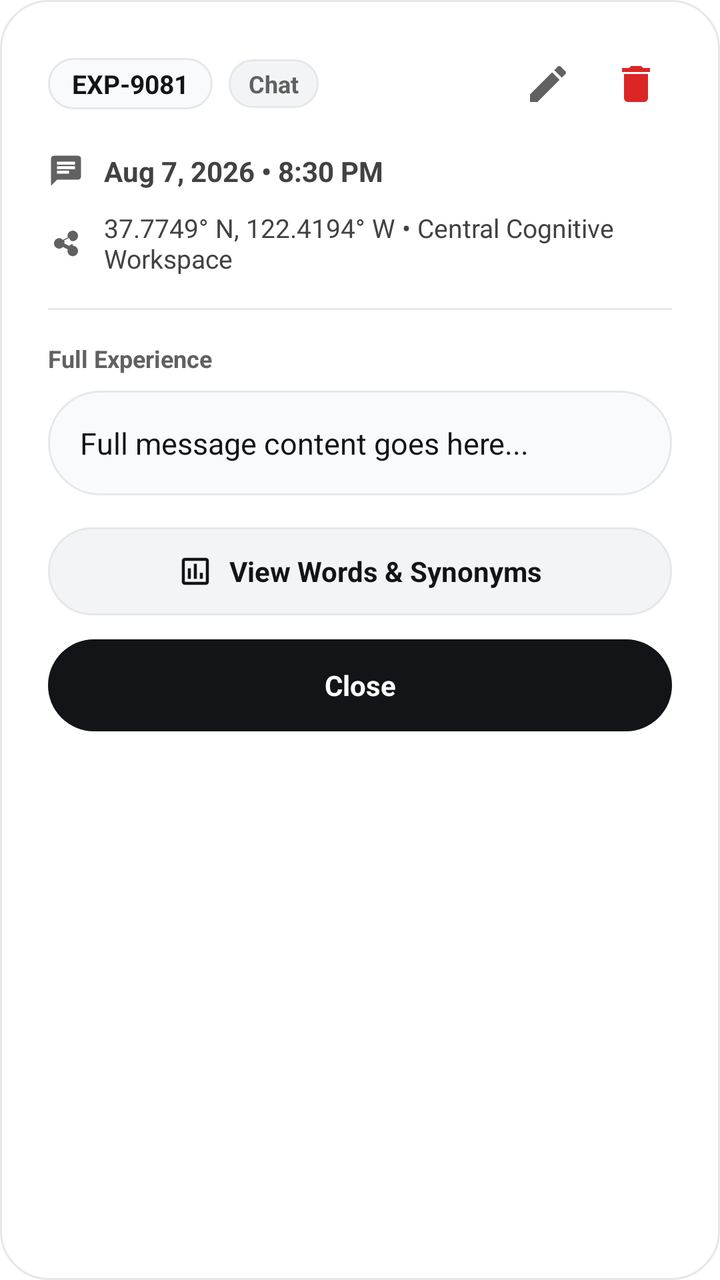
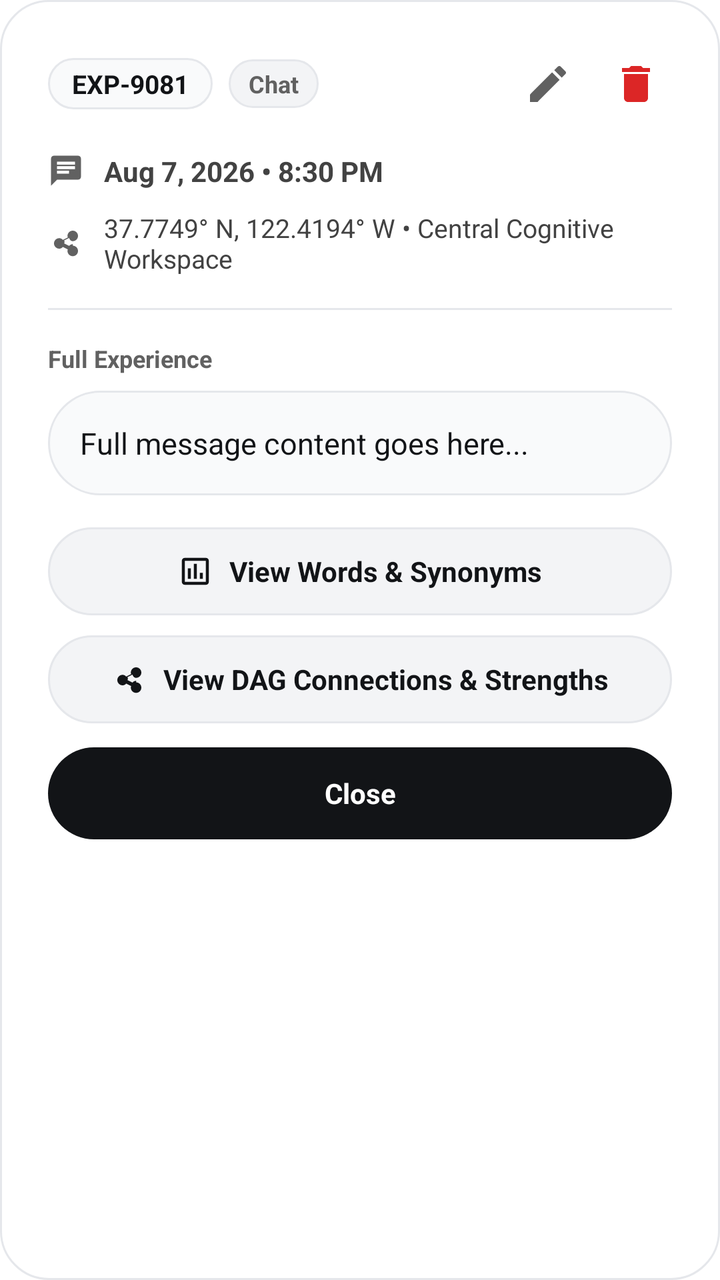

Compare the two renders of this Android layout. The source of the first and the diff that turns it into the second are given below.
<!-- AndroidManifest.xml: application theme Theme.AppTempeLate -->
<!-- res/layout/dialog_memory_detail.xml -->
<?xml version="1.0" encoding="utf-8"?>
<LinearLayout xmlns:android="http://schemas.android.com/apk/res/android"
    xmlns:app="http://schemas.android.com/apk/res-auto"
    android:layout_width="match_parent"
    android:layout_height="wrap_content"
    android:background="@drawable/bg_dialog_rounded"
    android:orientation="vertical"
    android:padding="24dp">

    
    <RelativeLayout
        android:layout_width="match_parent"
        android:layout_height="wrap_content">

        
        <LinearLayout
            android:layout_width="wrap_content"
            android:layout_height="wrap_content"
            android:layout_alignParentStart="true"
            android:layout_centerVertical="true"
            android:gravity="center_vertical"
            android:orientation="horizontal">

            <TextView
                android:id="@+id/tvDetailExpId"
                android:layout_width="wrap_content"
                android:layout_height="wrap_content"
                android:background="@drawable/bg_profile_avatar_rounded"
                android:paddingHorizontal="12dp"
                android:paddingVertical="4dp"
                android:text="EXP-9081"
                android:textColor="#121417"
                android:textSize="13sp"
                android:textStyle="bold" />

            <TextView
                android:id="@+id/tvDetailTag"
                android:layout_width="wrap_content"
                android:layout_height="wrap_content"
                android:layout_marginStart="8dp"
                android:background="@drawable/bg_tag_rounded"
                android:paddingHorizontal="10dp"
                android:paddingVertical="4dp"
                android:text="Chat"
                android:textColor="#616161"
                android:textSize="12sp"
                android:textStyle="bold" />

        </LinearLayout>

        
        <LinearLayout
            android:layout_width="wrap_content"
            android:layout_height="wrap_content"
            android:layout_alignParentEnd="true"
            android:layout_centerVertical="true"
            android:gravity="center_vertical"
            android:orientation="horizontal">

            
            <ImageButton
                android:id="@+id/ibDetailEdit"
                android:layout_width="36dp"
                android:layout_height="36dp"
                android:background="?attr/selectableItemBackgroundBorderless"
                android:contentDescription="Edit Experience"
                android:padding="7dp"
                android:src="@drawable/ic_edit"
                app:tint="#616161" />

            
            <ImageButton
                android:id="@+id/ibDetailDelete"
                android:layout_width="36dp"
                android:layout_height="36dp"
                android:layout_marginStart="8dp"
                android:background="?attr/selectableItemBackgroundBorderless"
                android:contentDescription="Delete Experience"
                android:padding="7dp"
                android:src="@drawable/ic_trash"
                app:tint="#DC2626" />

        </LinearLayout>

    </RelativeLayout>

    
    <LinearLayout
        android:layout_width="match_parent"
        android:layout_height="wrap_content"
        android:layout_marginTop="16dp"
        android:gravity="center_vertical"
        android:orientation="horizontal">

        <ImageView
            android:layout_width="18dp"
            android:layout_height="18dp"
            android:src="@drawable/ic_chat_history"
            app:tint="#616161"
            android:contentDescription="Time Icon" />

        <TextView
            android:id="@+id/tvDetailTimestamp"
            android:layout_width="wrap_content"
            android:layout_height="wrap_content"
            android:layout_marginStart="10dp"
            android:text="Aug 7, 2026 • 8:30 PM"
            android:textColor="#424242"
            android:textSize="14sp"
            android:textStyle="bold" />

    </LinearLayout>

    
    <LinearLayout
        android:layout_width="match_parent"
        android:layout_height="wrap_content"
        android:layout_marginTop="10dp"
        android:gravity="center_vertical"
        android:orientation="horizontal">

        <ImageView
            android:layout_width="18dp"
            android:layout_height="18dp"
            android:src="@drawable/ic_connections"
            app:tint="#616161"
            android:contentDescription="Location Icon" />

        <TextView
            android:id="@+id/tvDetailLocation"
            android:layout_width="wrap_content"
            android:layout_height="wrap_content"
            android:layout_marginStart="10dp"
            android:text="37.7749° N, 122.4194° W • Central Cognitive Workspace"
            android:textColor="#424242"
            android:textSize="13sp" />

    </LinearLayout>

    <View
        android:layout_width="match_parent"
        android:layout_height="1dp"
        android:layout_marginVertical="16dp"
        android:background="#E5E7EB" />

    
    <TextView
        android:layout_width="wrap_content"
        android:layout_height="wrap_content"
        android:text="Full Experience"
        android:textColor="#616161"
        android:textSize="12sp"
        android:textStyle="bold" />

    
    <ScrollView
        android:layout_width="match_parent"
        android:layout_height="wrap_content"
        android:layout_marginTop="8dp"
        android:maxHeight="200dp">

        <TextView
            android:id="@+id/tvDetailFullMessage"
            android:layout_width="match_parent"
            android:layout_height="wrap_content"
            android:background="@drawable/bg_floating_chat_box"
            android:lineSpacingExtra="4dp"
            android:padding="16dp"
            android:text="Full message content goes here..."
            android:textColor="#121417"
            android:textSize="15sp" />

    </ScrollView>

    
    <LinearLayout
        android:id="@+id/btnDetailWordsSynonyms"
        android:layout_width="match_parent"
        android:layout_height="44dp"
        android:layout_marginTop="16dp"
        android:background="@drawable/bg_button_cancel_pill"
        android:clickable="true"
        android:focusable="true"
        android:gravity="center"
        android:orientation="horizontal">

        <ImageView
            android:layout_width="18dp"
            android:layout_height="18dp"
            android:src="@drawable/ic_insights"
            app:tint="#121417"
            android:contentDescription="Words Icon" />

        <TextView
            android:layout_width="wrap_content"
            android:layout_height="wrap_content"
            android:layout_marginStart="8dp"
            android:text="View Words &amp; Synonyms"
            android:textColor="#121417"
            android:textSize="14sp"
            android:textStyle="bold" />

    </LinearLayout>

    
    <TextView
        android:id="@+id/btnDetailClose"
        android:layout_width="match_parent"
        android:layout_height="46dp"
        android:layout_marginTop="12dp"
        android:background="@drawable/bg_button_save_pill"
        android:clickable="true"
        android:focusable="true"
        android:gravity="center"
        android:text="Close"
        android:textColor="#FFFFFF"
        android:textSize="14sp"
        android:textStyle="bold" />

</LinearLayout>
<!-- resources referenced by this layout -->
<resources>
  <!-- drawable bg_button_save_pill (drawable) -->
  <?xml version="1.0" encoding="utf-8"?>
  <ripple xmlns:android="http://schemas.android.com/apk/res/android"
      android:color="#374151">
      <item>
          <shape android:shape="rectangle">
              <solid android:color="#121417" />
              <corners android:radius="24dp" />
          </shape>
      </item>
  </ripple>
  <!-- drawable bg_dialog_rounded (drawable) -->
  <?xml version="1.0" encoding="utf-8"?>
  <shape xmlns:android="http://schemas.android.com/apk/res/android"
      android:shape="rectangle">
      <solid android:color="#FFFFFF" />
      <corners android:radius="24dp" />
      <stroke
          android:width="1dp"
          android:color="#E5E7EB" />
  </shape>
  <!-- drawable bg_floating_chat_box (drawable) -->
  <?xml version="1.0" encoding="utf-8"?>
  <shape xmlns:android="http://schemas.android.com/apk/res/android"
      android:shape="rectangle">
      <solid android:color="#F9FAFB" />
      <corners android:radius="28dp" />
      <stroke
          android:width="1dp"
          android:color="#E5E7EB" />
  </shape>
  <!-- drawable bg_profile_avatar_rounded (drawable) -->
  <?xml version="1.0" encoding="utf-8"?>
  <shape xmlns:android="http://schemas.android.com/apk/res/android"
      android:shape="rectangle">
      <solid android:color="#F9FAFB" />
      <corners android:radius="16dp" />
      <stroke
          android:width="1dp"
          android:color="#E5E7EB" />
  </shape>
  <!-- drawable bg_tag_rounded (drawable) -->
  <?xml version="1.0" encoding="utf-8"?>
  <shape xmlns:android="http://schemas.android.com/apk/res/android"
      android:shape="rectangle">
      <solid android:color="#F3F4F6" />
      <corners android:radius="12dp" />
      <stroke
          android:width="1dp"
          android:color="#E5E7EB" />
  </shape>
  <!-- drawable ic_chat_history (drawable) -->
  <vector xmlns:android="http://schemas.android.com/apk/res/android"
      android:width="24dp"
      android:height="24dp"
      android:viewportWidth="24"
      android:viewportHeight="24">
    <path
        android:fillColor="#424242"
        android:pathData="M20,2H4c-1.1,0 -1.99,0.9 -1.99,2L2,22l4,-4h14c1.1,0 2,-0.9 2,-2V4c0,-1.1 -0.9,-2 -2,-2zM6,9h12v2H6V9zm8,5H6v-2h8v2zm4,-6H6V6h12v2z"/>
  </vector>
  <!-- drawable ic_edit (drawable) -->
  <vector xmlns:android="http://schemas.android.com/apk/res/android"
      android:width="24dp"
      android:height="24dp"
      android:viewportWidth="24"
      android:viewportHeight="24">
    <path
        android:fillColor="#616161"
        android:pathData="M3,17.25V21h3.75L17.81,9.94l-3.75,-3.75L3,17.25zM20.71,7.04c0.39,-0.39 0.39,-1.02 0,-1.41l-2.34,-2.34c,-0.39,-0.39 -1.02,-0.39 -1.41,0l-1.83,1.83 3.75,3.75 1.83,-1.83z"/>
  </vector>
  <!-- drawable ic_insights (drawable) -->
  <vector xmlns:android="http://schemas.android.com/apk/res/android"
      android:width="24dp"
      android:height="24dp"
      android:viewportWidth="24"
      android:viewportHeight="24">
    <path
        android:fillColor="#424242"
        android:pathData="M19,3H5C3.9,3 3,3.9 3,5v14c0,1.1 0.9,2 2,2h14c1.1,0 2,-0.9 2,-2V5c0,-1.1 -0.9,-2 -2,-2zm0,16H5V5h14v14zM7,10h2v7H7zm4,-3h2v10h-2zm4,6h2v4h-2z"/>
  </vector>
  <!-- drawable ic_trash (drawable) -->
  <vector xmlns:android="http://schemas.android.com/apk/res/android"
      android:width="24dp"
      android:height="24dp"
      android:viewportWidth="24"
      android:viewportHeight="24">
    <path
        android:fillColor="#121417"
        android:pathData="M6,19c0,1.1 0.9,2 2,2h8c1.1,0 2,-0.9 2,-2V7H6v12zM19,4h-3.5l-1,-1h-5l-1,1H5v2h14V4z"/>
  </vector>
  <color name="white">#FFFFFF</color>
  <!-- unchanged entries left out for length: 3 -->
</resources>

<!-- the commit's change to res/layout/dialog_memory_detail.xml (unified diff, before → after) -->
@@ -203,6 +203,36 @@
     </LinearLayout>
 
     
+    <LinearLayout
+        android:id="@+id/btnDetailDagConnections"
+        android:layout_width="match_parent"
+        android:layout_height="44dp"
+        android:layout_marginTop="10dp"
+        android:background="@drawable/bg_button_cancel_pill"
+        android:clickable="true"
+        android:focusable="true"
+        android:gravity="center"
+        android:orientation="horizontal">
+
+        <ImageView
+            android:layout_width="18dp"
+            android:layout_height="18dp"
+            android:src="@drawable/ic_connections"
+            app:tint="#121417"
+            android:contentDescription="Connections Icon" />
+
+        <TextView
+            android:layout_width="wrap_content"
+            android:layout_height="wrap_content"
+            android:layout_marginStart="8dp"
+            android:text="View DAG Connections &amp; Strengths"
+            android:textColor="#121417"
+            android:textSize="14sp"
+            android:textStyle="bold" />
+
+    </LinearLayout>
+
+    
     <TextView
         android:id="@+id/btnDetailClose"
         android:layout_width="match_parent"
